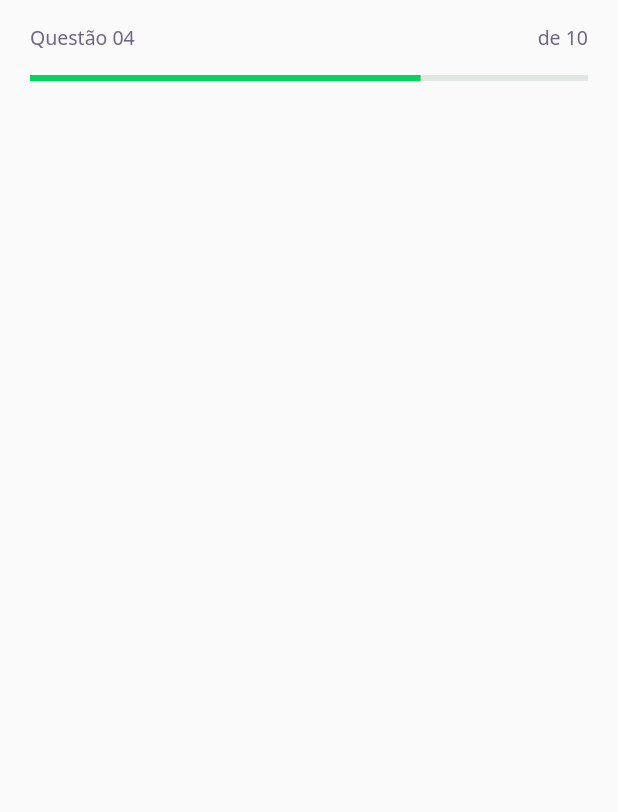
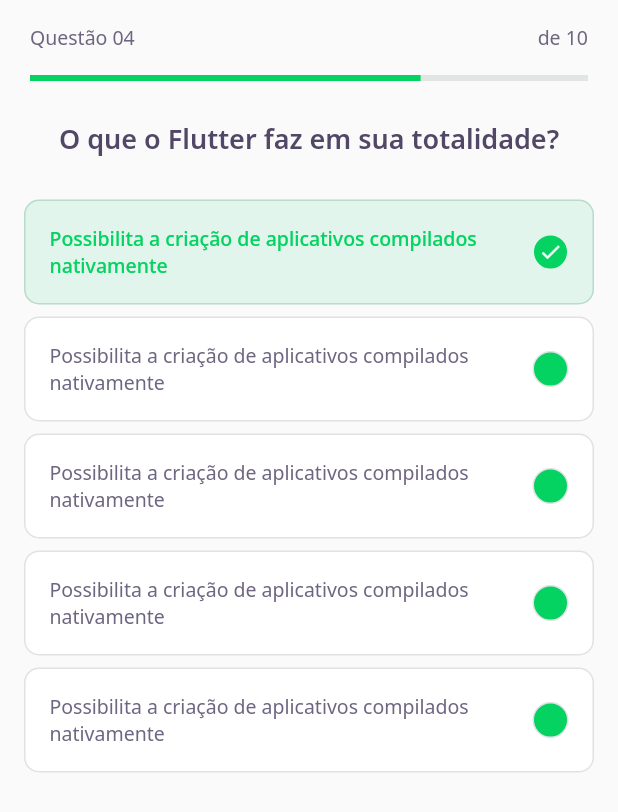
Before and after one commit to Olliveer/devquiz, a Flutter app: the screen it shows after launch, on a phone screen of 412 x 824 dp. Shown: the top 812 px of the screen. Run offline on Flutter 3.47's test engine with Material 2 defaults, Android fonts, the phone set to English and light mode, and no system bars; our stand-ins replace google_fonts.

Commit message:
add QuizWidget, challenge_page

```diff
--- a/lib/challenge/challenge_page.dart
+++ b/lib/challenge/challenge_page.dart
@@ -1,4 +1,5 @@
 import 'package:devquiz/challenge/widgets/question_indicator/question_indicator_widget.dart';
+import 'package:devquiz/challenge/widgets/quiz/quiz_widget.dart';
 import 'package:flutter/material.dart';
 
 class ChallengePage extends StatefulWidget {
@@ -19,6 +20,9 @@ class _ChallengePageState extends State<ChallengePage> {
           child: QuestionIndicatorWidget(),
         ),
       ),
+      body: QuizWidget(
+        title: "O que o Flutter faz em sua totalidade?",
+      ),
     );
   }
 }
--- /dev/null
+++ b/lib/challenge/widgets/awnser/awnser_widget.dart
@@ -0,0 +1,83 @@
+import 'package:devquiz/core/app_colors.dart';
+import 'package:devquiz/core/app_text_styles.dart';
+import 'package:flutter/material.dart';
+
+class AwnserWidget extends StatelessWidget {
+  final String title;
+  final bool isRight;
+  final bool isSelected;
+  const AwnserWidget(
+      {Key? key,
+      required this.title,
+      this.isRight = false,
+      this.isSelected = false})
+      : super(key: key);
+
+  Color get _selectedColorRight =>
+      isRight ? AppColors.darkGreen : AppColors.darkRed;
+
+  Color get _selectedBorderRight =>
+      isRight ? AppColors.lightGreen : AppColors.lightRed;
+
+  Color get _selectedColorCardRight =>
+      isRight ? AppColors.lightGreen : AppColors.lightRed;
+
+  Color get _selectedBorderCardRight =>
+      isRight ? AppColors.green : AppColors.red;
+
+  TextStyle get _selectedTextStyleRight =>
+      isRight ? AppTextStyles.bodyDarkGreen : AppTextStyles.bodyDarkRed;
+
+  IconData get _selectedIconRight => isRight ? Icons.check : Icons.close;
+
+  @override
+  Widget build(BuildContext context) {
+    return Padding(
+      padding: const EdgeInsets.symmetric(horizontal: 16, vertical: 4),
+      child: Container(
+        padding: EdgeInsets.all(16),
+        decoration: BoxDecoration(
+          color: isSelected ? _selectedColorCardRight : AppColors.white,
+          borderRadius: BorderRadius.circular(10),
+          border: Border.fromBorderSide(
+            BorderSide(
+              color: isSelected ? _selectedBorderCardRight : AppColors.border,
+            ),
+          ),
+        ),
+        child: Row(
+          mainAxisAlignment: MainAxisAlignment.spaceBetween,
+          children: [
+            Expanded(
+              child: Text(
+                title,
+                style:
+                    isSelected ? _selectedTextStyleRight : AppTextStyles.body,
+              ),
+            ),
+            Container(
+              width: 24,
+              height: 24,
+              decoration: BoxDecoration(
+                  color: isSelected ? _selectedColorRight : AppColors.darkGreen,
+                  borderRadius: BorderRadius.circular(500),
+                  border: Border.fromBorderSide(
+                    BorderSide(
+                      color:
+                          isSelected ? _selectedBorderRight : AppColors.border,
+                    ),
+                  )),
+              child: isSelected
+                  ? Icon(
+                      _selectedIconRight,
+                      size: 16,
+                      color: Colors.white,
+                    )
+                  : null,
+            ),
+          ],
+        ),
+      ),
+    );
+  }
+}
--- /dev/null
+++ b/lib/challenge/widgets/quiz/quiz_widget.dart
@@ -0,0 +1,42 @@
+import 'package:devquiz/challenge/widgets/awnser/awnser_widget.dart';
+import 'package:devquiz/core/app_text_styles.dart';
+import 'package:flutter/material.dart';
+
+class QuizWidget extends StatelessWidget {
+  final String title;
+  const QuizWidget({Key? key, required this.title}) : super(key: key);
+
+  @override
+  Widget build(BuildContext context) {
+    return Container(
+      child: Column(
+        children: [
+          Text(
+            title,
+            style: AppTextStyles.heading,
+          ),
+          SizedBox(
+            height: 24,
+          ),
+          AwnserWidget(
+              isRight: true,
+              isSelected: true,
+              title:
+                  "Possibilita a criação de aplicativos compilados nativamente"),
+          AwnserWidget(
+              title:
+                  "Possibilita a criação de aplicativos compilados nativamente"),
+          AwnserWidget(
+              title:
+                  "Possibilita a criação de aplicativos compilados nativamente"),
+          AwnserWidget(
+              title:
+                  "Possibilita a criação de aplicativos compilados nativamente"),
+          AwnserWidget(
+              title:
+                  "Possibilita a criação de aplicativos compilados nativamente")
+        ],
+      ),
+    );
+  }
+}
```
